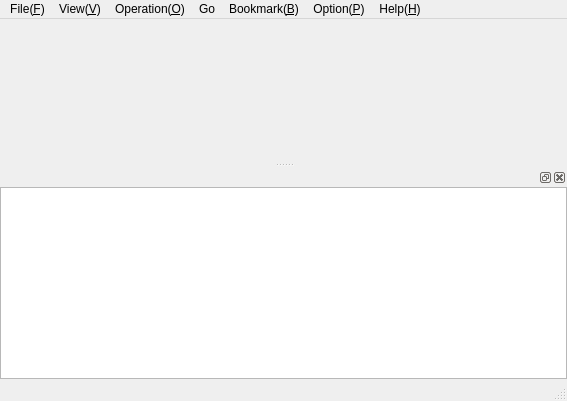
Old version of the form mainwindow.ui in the repository haraki/farman.
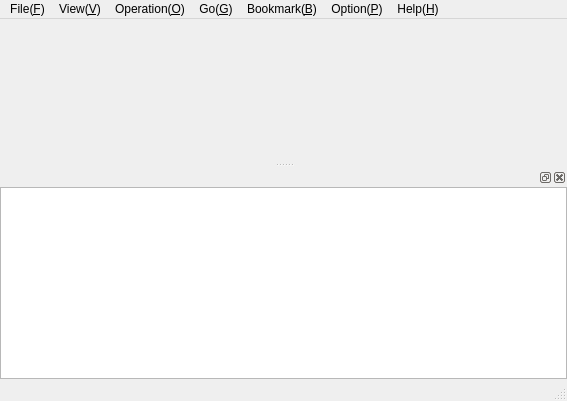
New version of the form.

Commit message: modified access key.

Diff of the .ui file:
```diff
--- a/mainwindow.ui
+++ b/mainwindow.ui
@@ -134,7 +134,7 @@
    </widget>
    <widget class="QMenu" name="menuGo">
     <property name="title">
-     <string>Go</string>
+     <string>Go(&amp;G)</string>
     </property>
     <addaction name="actionGoToFolder"/>
    </widget>
```
Left out of the diff: 9 changed lines with no effect on the pictures.
